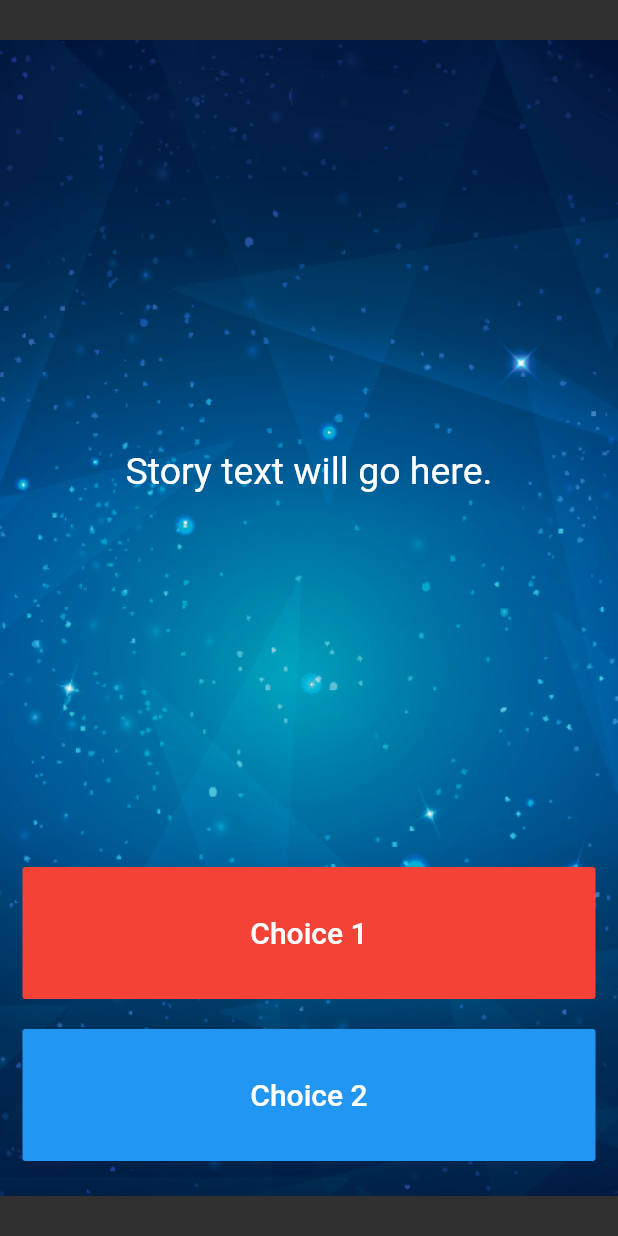
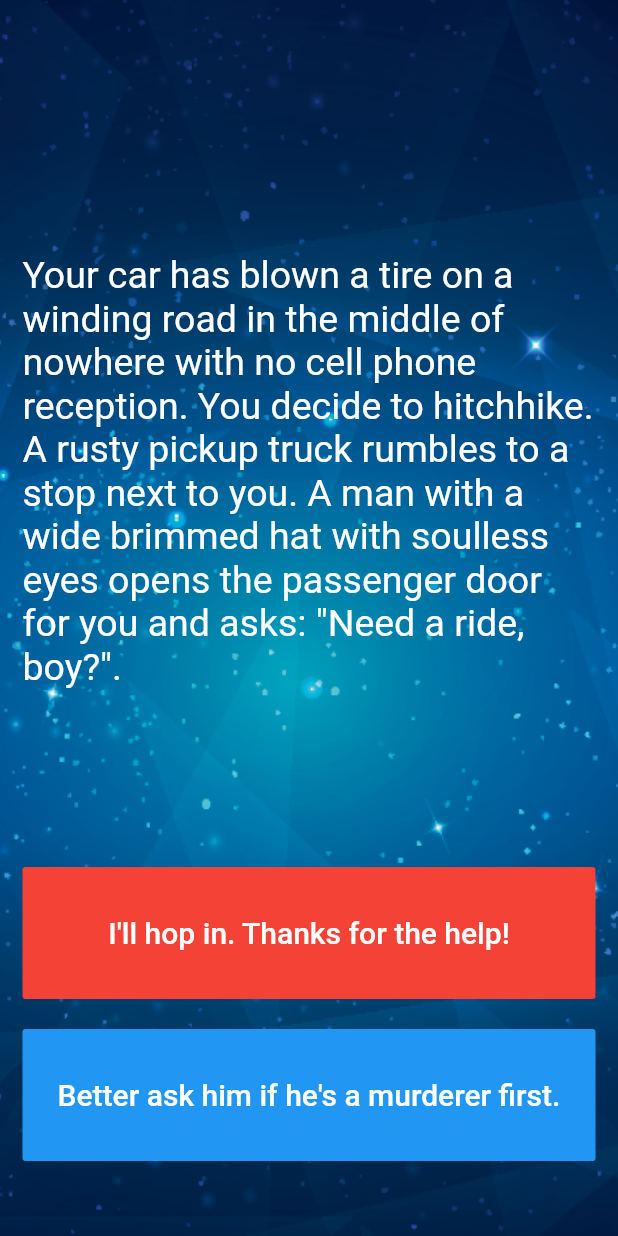
Before and after one commit to mojbrady/flutter-showcase, a Flutter app: the screen it shows after launch, on a phone screen of 412 x 824 dp. Run offline on Flutter 3.47's test engine with Material 2 defaults, Android fonts, the light colour scheme and no system bars; our stand-ins replace audioplayers, datetime_picker_formfield, rflutter_alert.

Commit message:
complete destini

```diff
--- a/destini/lib/main.dart
+++ b/destini/lib/main.dart
@@ -1,8 +1,6 @@
 import 'dart:ui';
-
+import 'package:destini/story_brain.dart';
 import 'package:flutter/material.dart';
-
-//TODO: Step 15 - Run the app and see if you can see the screen update with the first story. Delete this TODO if it looks as you expected.
 
 void main() => runApp(Destini());
 
@@ -16,7 +14,7 @@
   }
 }
 
-//TODO: Step 9 - Create a new storyBrain object from the StoryBrain class.
+final StoryBrain storyBrain = StoryBrain();
 
 class StoryPage extends StatefulWidget {
   _StoryPageState createState() => _StoryPageState();
@@ -27,12 +25,10 @@
   Widget build(BuildContext context) {
     return Scaffold(
       body: Container(
-        decoration: BoxDecoration(
-          image: DecorationImage(
-            image: AssetImage('images/background.png'),
-            alignment: Alignment.center,
-            repeat: ImageRepeat.noRepeat,
-            matchTextDirection: true,
+        decoration: const BoxDecoration(
+          image: const DecorationImage(
+            image: const AssetImage('images/background.png'),
+            fit: BoxFit.cover,
           ),
         ),
         padding: EdgeInsets.symmetric(vertical: 50.0, horizontal: 15.0),
@@ -45,8 +41,7 @@
                 flex: 12,
                 child: Center(
                   child: Text(
-                    //TODO: Step 10 - use the storyBrain to get the first story title and display it in this Text Widget.
-                    'Story text will go here.',
+                    storyBrain.getStory(),
                     style: TextStyle(
                       fontSize: 25.0,
                     ),
@@ -57,13 +52,13 @@
                 flex: 2,
                 child: FlatButton(
                   onPressed: () {
-                    //Choice 1 made by user.
-                    //TODO: Step 18 - Call the nextStory() method from storyBrain and pass the number 1 as the choice made by the user.
+                    setState(() {
+                      storyBrain.nextStory(1);
+                    });
                   },
                   color: Colors.red,
                   child: Text(
-                    //TODO: Step 13 - Use the storyBrain to get the text for choice 1.
-                    'Choice 1',
+                    storyBrain.getChoice1(),
                     style: TextStyle(
                       fontSize: 20.0,
                     ),
@@ -75,19 +70,21 @@
               ),
               Expanded(
                 flex: 2,
-                //TODO: Step 26 - Use a Flutter Visibility Widget to wrap this FlatButton.
-                //TODO: Step 28 - Set the "visible" property of the Visibility Widget to equal the output from the buttonShouldBeVisible() method in the storyBrain.
+                child: Visibility(
+                  visible: storyBrain.isChoice2Visible(),
                   child: FlatButton(
                     onPressed: () {
-                    //Choice 2 made by user.
-                    //TODO: Step 19 - Call the nextStory() method from storyBrain and pass the number 2 as the choice made by the user.
+                      setState(() {
+                        storyBrain.nextStory(2);
+                      });
                     },
                     color: Colors.blue,
+                    disabledColor: Colors.grey.shade700,
                     child: Text(
-                    //TODO: Step 14 - Use the storyBrain to get the text for choice 2.
-                    'Choice 2',
+                      storyBrain.getChoice2(),
                       style: TextStyle(
                         fontSize: 20.0,
+                      ),
                     ),
                   ),
                 ),
@@ -99,7 +96,3 @@
     );
   }
 }
-
-//TODO: Step 24 - Run the app and try to figure out what code you need to add to this file to make the story change when you press on the choice buttons.
-
-//TODO: Step 29 - Run the app and test it against the Story Outline to make sure you've completed all the steps. The code for the completed app can be found here: https://github.com/londonappbrewery/destini-challenge-completed/
```
Also changed, not shown: destini/lib/story.dart (+5 -4 lines), destini/lib/story_brain.dart (+72 -52 lines), 2 other files. Lines whose indentation alone changed are shown as unchanged.
